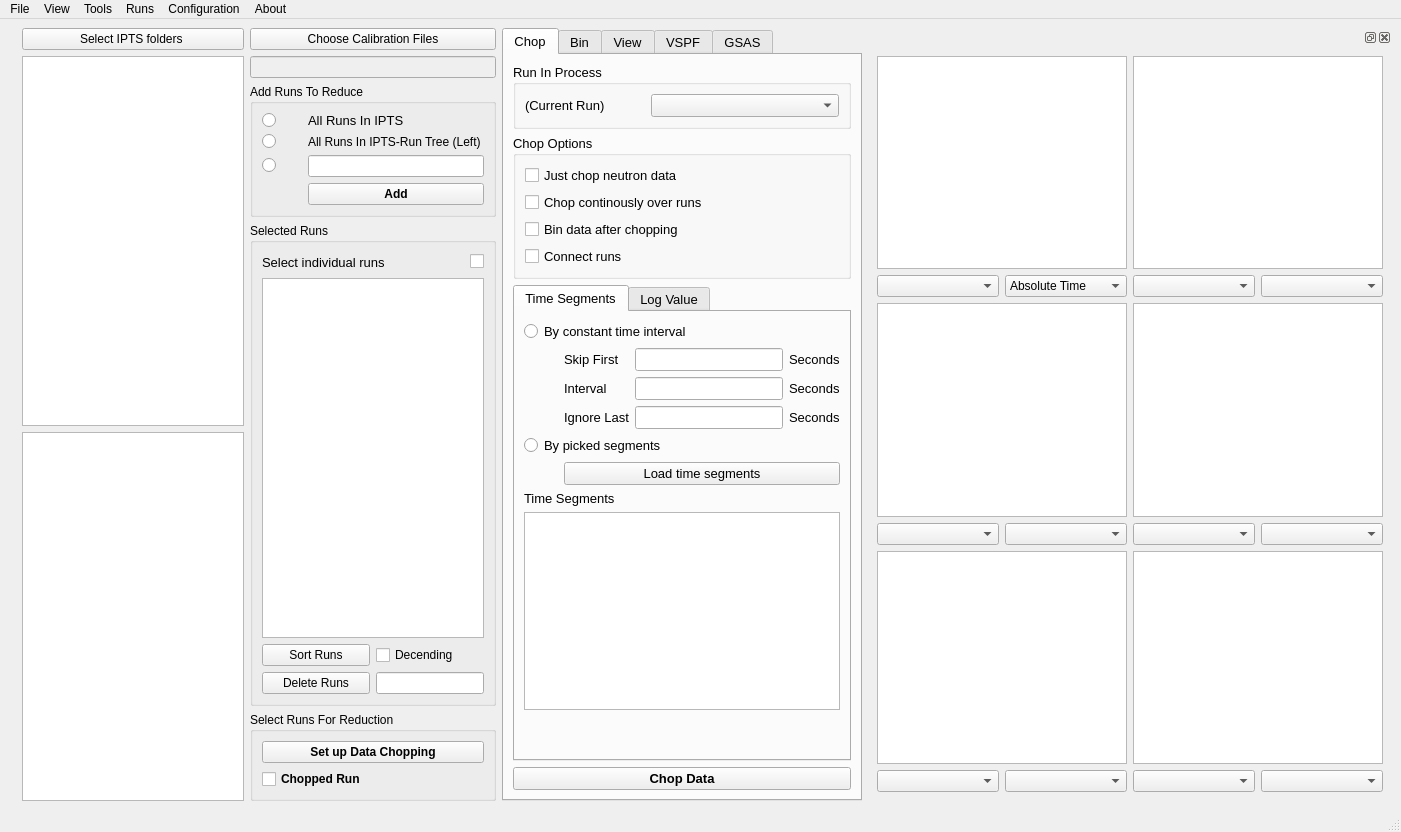
Old version of the form designer/VdrivePlot.ui in the repository neutrons/PyVDrive.
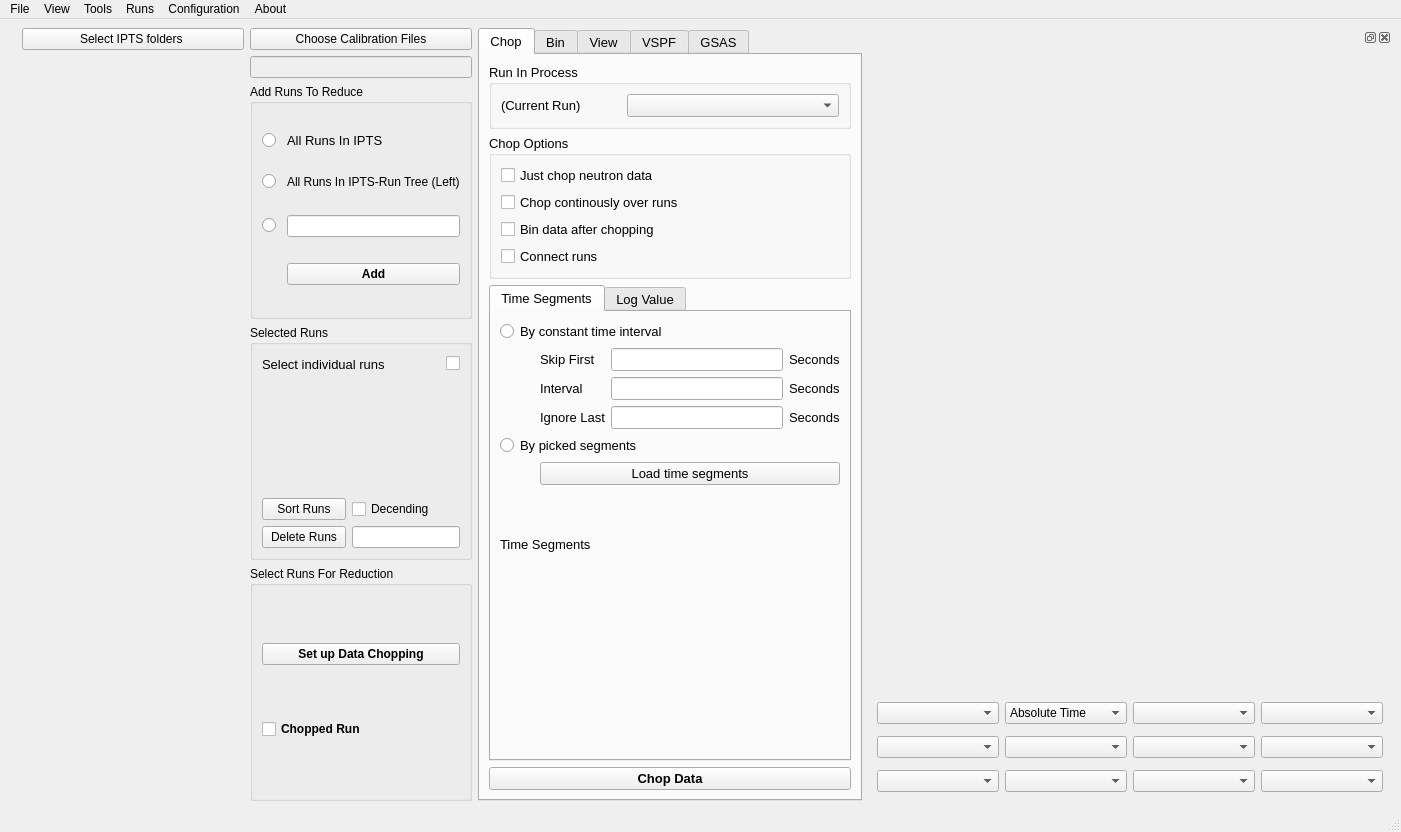
New version of the form. The open tabs and pages were chosen to show the change. Custom widgets are drawn as their Qt base class.

Diff of the .ui file:
```diff
--- a/designer/VdrivePlot.ui
+++ b/designer/VdrivePlot.ui
@@ -41,7 +41,7 @@
        </widget>
       </item>
       <item>
-       <widget class="VdriveRunManagerTree" name="treeView_iptsRun">
+<widget class="QFrame" name="frame_treeView_iptsRun">
         <property name="sizePolicy">
          <sizepolicy hsizetype="MinimumExpanding" vsizetype="Expanding">
           <horstretch>0</horstretch>
@@ -60,7 +60,7 @@
        </widget>
       </item>
       <item>
-       <widget class="FileSystemTreeView" name="treeView_runFiles">
+<widget class="QFrame" name="frame_treeView_runFiles">
         <property name="toolTip">
          <string>&lt;html&gt;&lt;head/&gt;&lt;body&gt;&lt;p&gt;Model: File browser mode, default is the shared folder but allowed to go up directory&lt;/p&gt;&lt;p&gt;&lt;br/&gt;&lt;/p&gt;&lt;p&gt;example: /SNS/VULCAN/IPTS-14114/shared&lt;/p&gt;&lt;/body&gt;&lt;/html&gt;</string>
         </property>
@@ -251,7 +251,7 @@
           </layout>
          </item>
          <item>
-          <widget class="VdriveRunTableWidget" name="tableWidget_selectedRuns"/>
+<widget class="QFrame" name="frame_tableWidget_selectedRuns"/>
          </item>
          <item>
           <layout class="QGridLayout" name="gridLayout_25">
@@ -626,7 +626,7 @@
                </widget>
               </item>
               <item>
-               <widget class="TimeSegmentsTable" name="tableWidget_timeSegment"/>
+<widget class="QFrame" name="frame_tableWidget_timeSegment"/>
               </item>
               <item>
                <spacer name="verticalSpacer_4">
@@ -1921,7 +1921,7 @@
            </layout>
           </item>
           <item row="1" column="1">
-           <widget class="MplGraphicsView" name="graphicsView_snapView2">
+<widget class="QFrame" name="frame_graphicsView_snapView2">
             <property name="minimumSize">
              <size>
               <width>250</width>
@@ -1931,7 +1931,7 @@
            </widget>
           </item>
           <item row="3" column="0">
-           <widget class="MplGraphicsView" name="graphicsView_snapView3">
+<widget class="QFrame" name="frame_graphicsView_snapView3">
             <property name="minimumSize">
              <size>
               <width>250</width>
@@ -1941,7 +1941,7 @@
            </widget>
           </item>
           <item row="5" column="1">
-           <widget class="MplGraphicsView" name="graphicsView_snapView6"/>
+<widget class="QFrame" name="frame_graphicsView_snapView6"/>
           </item>
           <item row="4" column="1">
            <layout class="QHBoxLayout" name="horizontalLayout_32">
@@ -1964,7 +1964,7 @@
            </layout>
           </item>
           <item row="5" column="0">
-           <widget class="MplGraphicsView" name="graphicsView_snapView5"/>
+<widget class="QFrame" name="frame_graphicsView_snapView5"/>
           </item>
           <item row="4" column="0">
            <layout class="QHBoxLayout" name="horizontalLayout_3">
@@ -1981,7 +1981,7 @@
            </layout>
           </item>
           <item row="3" column="1">
-           <widget class="MplGraphicsView" name="graphicsView_snapView4">
+<widget class="QFrame" name="frame_graphicsView_snapView4">
             <property name="minimumSize">
              <size>
               <width>250</width>
@@ -2022,7 +2022,7 @@
            </layout>
           </item>
           <item row="1" column="0">
-           <widget class="MplGraphicsView" name="graphicsView_snapView1">
+<widget class="QFrame" name="frame_graphicsView_snapView1">
             <property name="sizePolicy">
              <sizepolicy hsizetype="Expanding" vsizetype="Expanding">
               <horstretch>0</horstretch>
```
